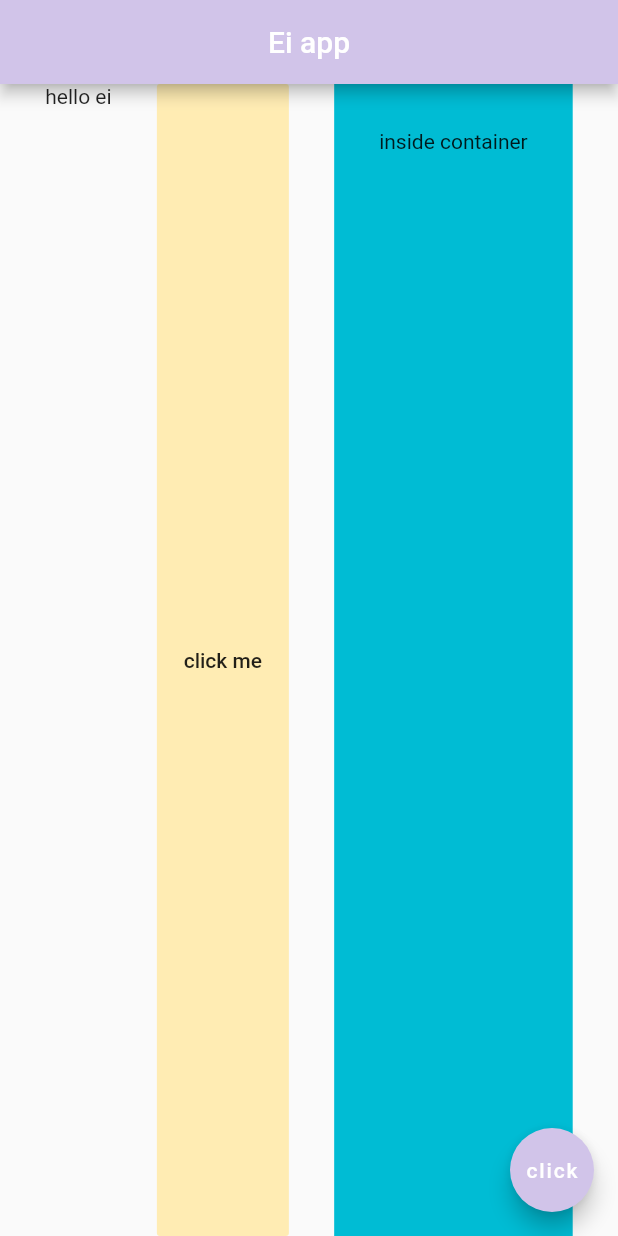
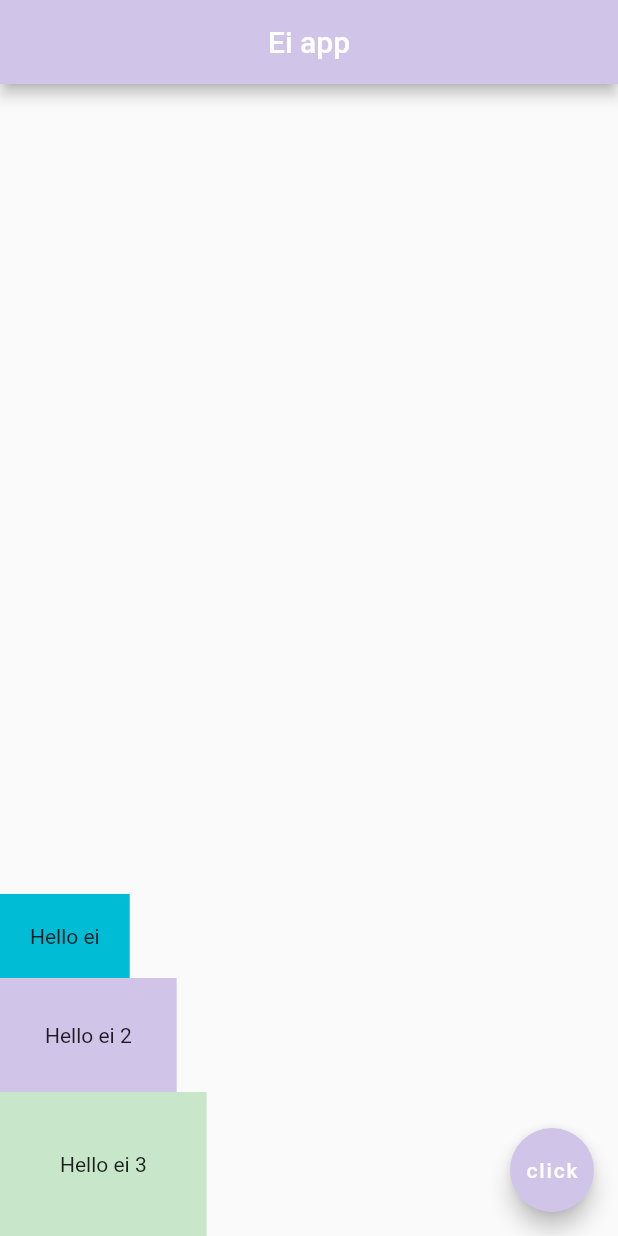
Before and after one commit to ilenvin/flutter-learn, a Flutter app: the screen it shows after launch, on a phone screen of 412 x 824 dp. Run offline on Flutter 3.47's test engine with Material 2 defaults, Android fonts, the phone set to English and light mode, and no system bars.

Commit message:
column part

```diff
--- a/lib/main.dart
+++ b/lib/main.dart
@@ -17,20 +17,24 @@ class Home extends StatelessWidget {
         title: const Text('Ei app'),
         centerTitle: true,
       ),
-      body: Row(
-        mainAxisAlignment: MainAxisAlignment.spaceEvenly,
-        crossAxisAlignment: CrossAxisAlignment.stretch,
+      body: Column(
+        mainAxisAlignment: MainAxisAlignment.end,
+        crossAxisAlignment: CrossAxisAlignment.start,
         children: [
-          const Text('hello ei'),
-          FlatButton(
-            onPressed: () {},
-            color: Colors.amber[100],
-            child: const Text('click me'),
+          Container(
+            padding: const EdgeInsets.all(20.0),
+            color: Colors.cyan,
+            child: const Text('Hello ei'),
           ),
           Container(
-            color: Colors.cyan,
             padding: const EdgeInsets.all(30.0),
-            child: const Text('inside container'),
+            color: Colors.deepPurple[100],
+            child: const Text('Hello ei 2'),
+          ),
+          Container(
+            padding: const EdgeInsets.all(40.0),
+            color: Colors.green[100],
+            child: const Text('Hello ei 3'),
           ),
         ],
       ),
```
